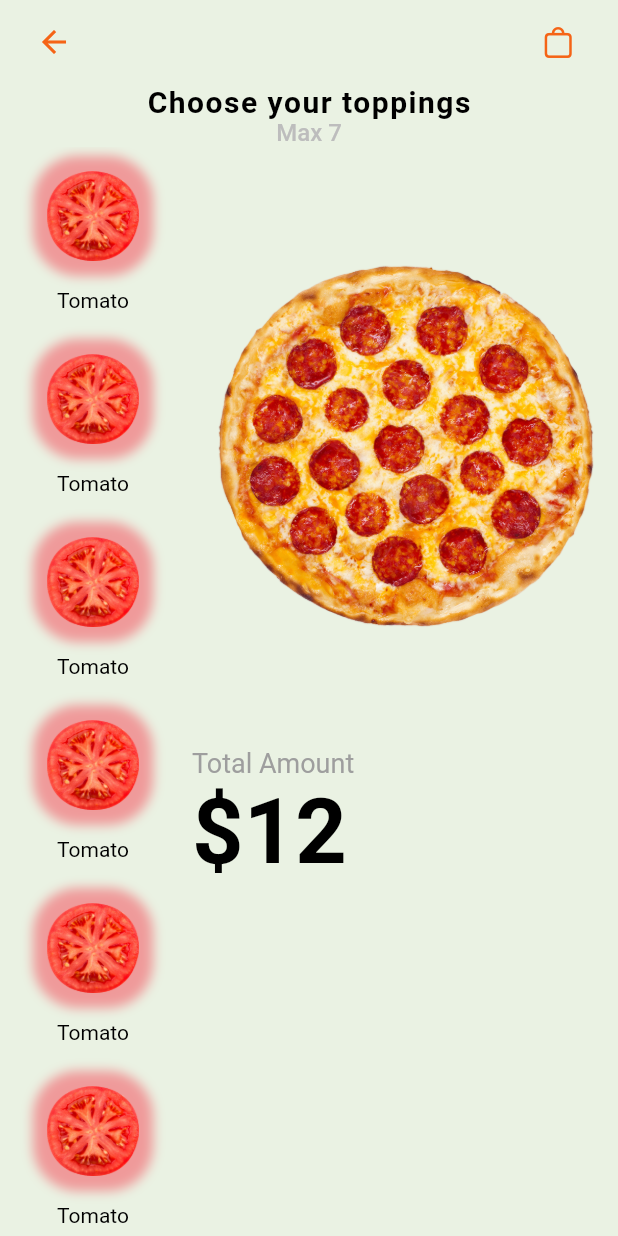
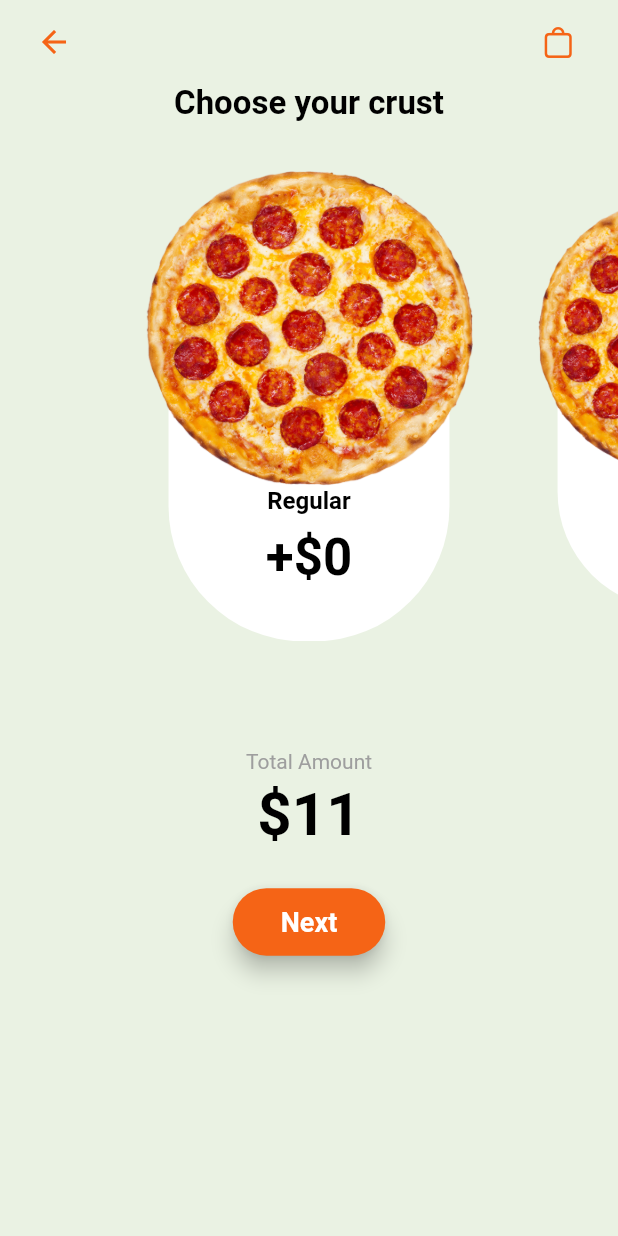
Before and after one commit to mjhamm/pizza_order_flutter, a Flutter app: the CreateStep1 screen opened directly, after a tap on "Next", on a phone screen of 412 x 824 dp. Run offline on Flutter 3.47's test engine with Material 2 defaults, Android fonts, the phone set to English and light mode, and no system bars; drawn by our look-alikes of carousel_slider.

Commit message:
create new steps for own pizza

```diff
--- a/lib/favorite_list_item.dart
+++ b/lib/favorite_list_item.dart
@@ -1,5 +1,5 @@
 import 'package:flutter/material.dart';
-import 'package:pizza_app/custom_colors.dart';
+import 'package:pizza_app/colors/custom_colors.dart';
 import 'package:pizza_app/favorites_item.dart';
 
 class FavoritesListItem extends StatelessWidget {
--- a/lib/home_screen.dart
+++ b/lib/home_screen.dart
@@ -1,7 +1,7 @@
 import 'package:flutter/cupertino.dart';
 import 'package:flutter/material.dart';
-import 'package:pizza_app/create_step_1.dart';
-import 'package:pizza_app/custom_colors.dart';
+import 'package:pizza_app/step1/create_step_1.dart';
+import 'package:pizza_app/colors/custom_colors.dart';
 import 'package:pizza_app/favorite_list_item.dart';
 import 'package:pizza_app/favorites_item.dart';
 
--- a/lib/start_screen.dart
+++ b/lib/start_screen.dart
@@ -1,7 +1,7 @@
 import 'package:flutter/cupertino.dart';
 import 'package:flutter/material.dart';
 import 'package:flutter/services.dart';
-import 'package:pizza_app/custom_colors.dart';
+import 'package:pizza_app/colors/custom_colors.dart';
 import 'package:pizza_app/favorite_list_item.dart';
 import 'package:pizza_app/home_screen.dart';
 
--- a/lib/create_step_1.dart
+++ b/lib/step1/create_step_1.dart
@@ -3,7 +3,8 @@ import 'package:flutter/cupertino.dart';
 import 'package:flutter/material.dart';
 import 'package:flutter/services.dart';
 import 'package:pizza_app/step2/create_step_2.dart';
-import 'package:pizza_app/custom_colors.dart';
+import 'package:pizza_app/step3/create_step_3.dart';
+import 'package:pizza_app/colors/custom_colors.dart';
 import 'package:pizza_app/step_item.dart';
 import 'package:pizza_app/step_list_item.dart';
 
--- a/lib/step2/create_step_2.dart
+++ b/lib/step2/create_step_2.dart
@@ -1,15 +1,30 @@
+import 'package:carousel_slider/carousel_slider.dart';
 import 'package:flutter/cupertino.dart';
 import 'package:flutter/material.dart';
 import 'package:flutter/services.dart';
-import 'package:pizza_app/custom_colors.dart';
-import 'package:pizza_app/step2/topping_list_item.dart';
+import 'package:pizza_app/step3/create_step_3.dart';
+import 'package:pizza_app/colors/custom_colors.dart';
+import 'package:pizza_app/step_item.dart';
+import 'package:pizza_app/step_list_item.dart';
 
 class CreateStep2 extends StatefulWidget {
+
+  const CreateStep2({Key key}) : super(key: key);
+
   @override
   _CreateStep2State createState() => _CreateStep2State();
 }
 
 class _CreateStep2State extends State<CreateStep2> {
+
+  var price = 11;
+
+  final List<StepListItem> items = [
+    StepListItem(item: StepItem('assets/images/pizza.png', 'Regular', 0),),
+    StepListItem(item: StepItem('assets/images/pizza.png', 'Thin', 2),),
+    StepListItem(item: StepItem('assets/images/pizza.png', 'Deep Dish', 3),),
+  ];
+
   @override
   Widget build(BuildContext context) {
     return AnnotatedRegion<SystemUiOverlayStyle>(
@@ -39,88 +54,79 @@ class _CreateStep2State extends State<CreateStep2> {
               ),
             ],
           ),
-          body: Container(
-            color: Colors.transparent,
-            height: MediaQuery.of(context).size.height,
-            width: MediaQuery.of(context).size.width,
+          body: Align(
+            alignment: Alignment.center,
             child: Column(
-              mainAxisAlignment: MainAxisAlignment.start,
               children: [
                 Text(
-                  'Choose your toppings',
+                  'Choose your crust',
                   style: TextStyle(
                     color: Colors.black,
-                    fontSize: 20,
-                    fontWeight: FontWeight.bold,
-                    letterSpacing: 1
+                    fontSize: 22,
+                    fontWeight: FontWeight.bold
+                  ),
+                ),
+                Padding(
+                  padding: const EdgeInsets.only(top: 16.0, bottom: 36.0),
+                  child: Container(
+                    child: CarouselSlider.builder(
+                      options: CarouselOptions(
+                        scrollPhysics: BouncingScrollPhysics(),
+                        viewportFraction: 0.6,
+                        height: MediaQuery.of(context).size.height / 2.5,
+                        initialPage: 0,
+                        enableInfiniteScroll: false,
+                        enlargeCenterPage: true,
+                        enlargeStrategy: CenterPageEnlargeStrategy.scale
+                      ),
+                      itemCount: 3,
+                      itemBuilder: (context, index, realIndex) =>
+                        items[index]
+                    ),
+                  ),
+                ),
+                Padding(
+                  padding: const EdgeInsets.only(top: 36.0, bottom: 4.0),
+                  child: Text(
+                    'Total Amount',
+                    style: TextStyle(
+                      color: Colors.grey,
+                      fontSize: 14
+                    ),
                   ),
                 ),
                 Text(
-                  'Max 7',
+                  '\$$price',
                   style: TextStyle(
-                    color: Colors.grey[400],
-                    fontWeight: FontWeight.w500,
-                    fontSize: 16
+                    color: Colors.black,
+                    fontSize: 40,
+                    fontWeight: FontWeight.bold
                   ),
                 ),
-                Expanded(
-                  child: Row(
-                    mainAxisSize: MainAxisSize.max,
-                    mainAxisAlignment: MainAxisAlignment.start,
-                    crossAxisAlignment: CrossAxisAlignment.center,
-                    children: [
-                      Padding(
-                        padding: const EdgeInsets.only(left: 12.0, right: 16.0),
-                        child: Column(
-                          children: [
-                            Expanded(
-                              child: Container(
-                                height: MediaQuery.of(context).size.height,
-                                width: 100,
-                                child: ListView.builder(
-                                  physics: BouncingScrollPhysics(),
-                                  itemCount: 10,
-                                  itemBuilder: (context, index) {
-                                    return ToppingListItem();
-                                  },
-                                ),
-                              ),
-                            )
-                          ],
+                Padding(
+                  padding: const EdgeInsets.only(top: 24.0),
+                  child: ElevatedButton(
+                    style: ElevatedButton.styleFrom(
+                      primary: CustomColors.orange,
+                      elevation: 6.0,
+                      shape: RoundedRectangleBorder(
+                        borderRadius: BorderRadius.circular(45)
+                      )
+                    ),
+                    onPressed: () {
+                      Navigator.of(context).push(MaterialPageRoute(builder: (context) => CreateStep3()));
+                    },
+                    child: Padding(
+                      padding: const EdgeInsets.symmetric(horizontal: 16.0, vertical: 12.0),
+                      child: Text(
+                        'Next',
+                        style: TextStyle(
+                          color: Colors.white,
+                          fontSize: 18,
+                          fontWeight: FontWeight.w600
                         ),
                       ),
-                      Expanded(
-                        child: Container(
-                  child: Column(
-                    crossAxisAlignment: CrossAxisAlignment.start,
-                    children: [
-                      Container(
-                  child: Image.asset(
-                    'assets/images/pizza.png',
-                    height: 400,
-                  ),
-                      ),
-                      Text(
-                  'Total Amount',
-                  style: TextStyle(
-                    color: Colors.grey,
-                    fontSize: 18,
-                    fontWeight: FontWeight.w400
-                  ),
-                      ),
-                      Text(
-                  '\$12',
-                  style: TextStyle(
-                    color: Colors.black,
-                    fontSize: 60,
-                    fontWeight: FontWeight.bold
-                  ),
-                      ),
-                    ],
-                  ),
-                        ),
-                      )
-                    ],
+                    )
                   ),
                 ),
               ],
--- a/lib/step_list_item.dart
+++ b/lib/step_list_item.dart
@@ -1,5 +1,5 @@
 import 'package:flutter/material.dart';
-import 'package:pizza_app/custom_colors.dart';
+import 'package:pizza_app/colors/custom_colors.dart';
 import 'package:pizza_app/step_item.dart';
 
 class StepListItem extends StatelessWidget {
@@ -42,7 +42,7 @@ class StepListItem extends StatelessWidget {
                     Padding(
                       padding: const EdgeInsets.only(top: 8.0),
                       child: Text(
-                        '\$${item.price}',
+                        '+\$${item.price}',
                         style: TextStyle(
                           color: Colors.black,
                           fontSize: 34,
```
Also changed, not shown: lib/step3/create_step_3.dart (added, +172 -0 lines), lib/colors/custom_colors.dart (renamed from lib/custom_colors.dart), lib/step3/topping_item.dart (renamed from lib/step2/topping_item.dart), lib/step3/topping_list_item.dart (renamed from lib/step2/topping_list_item.dart).
